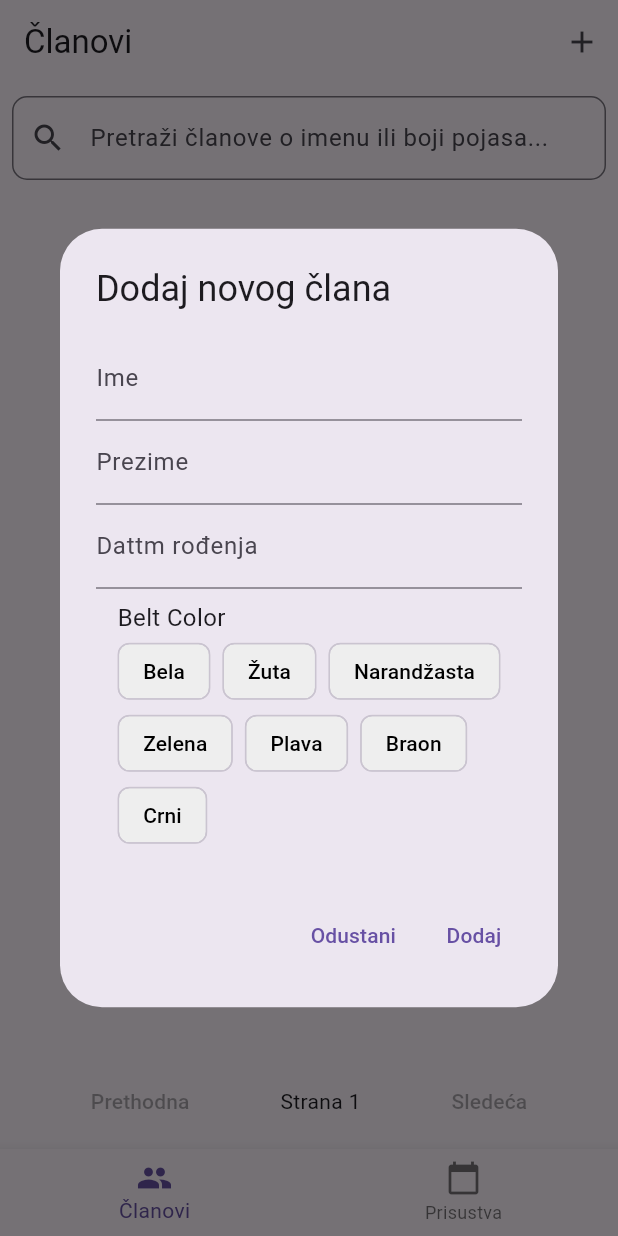
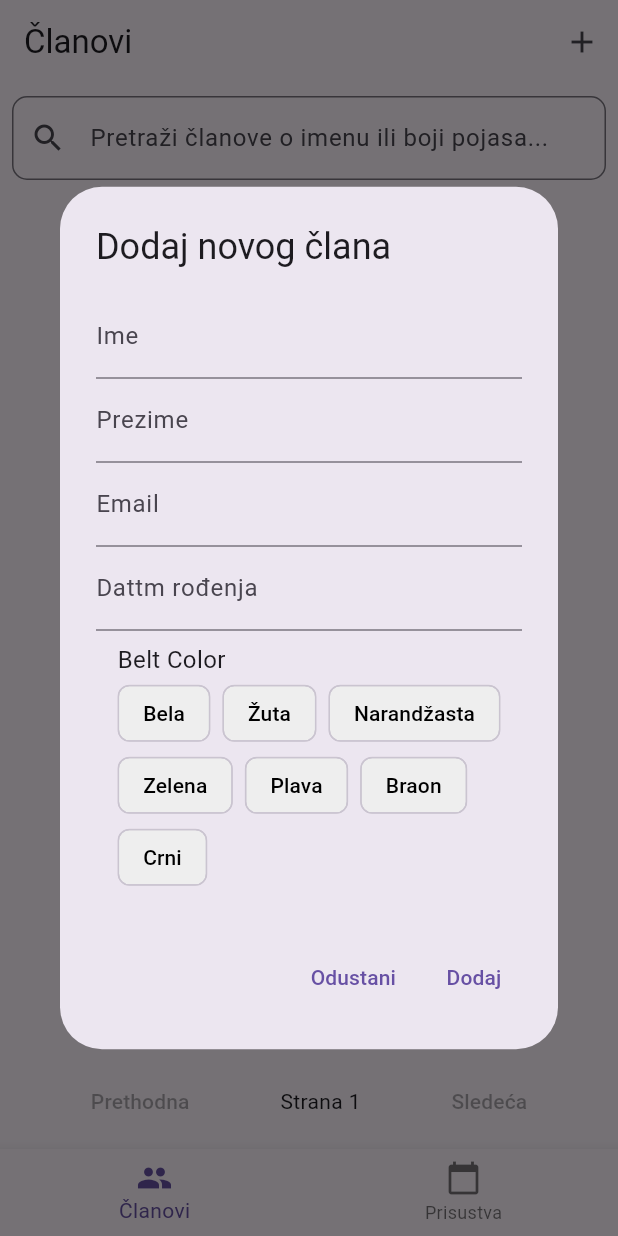
Before and after one commit to lazarrr/karateApp, a Flutter app: the screen it shows after launch, after a tap on the "add" icon, on a phone screen of 412 x 824 dp. Run offline on Flutter 3.47's test engine with Material 3 defaults, Android fonts, the phone set to English and light mode, and no system bars; our stand-ins replace flutter_bloc, sqflite; accounts and stored records are empty.

Commit message:
attandance page

```diff
--- a/lib/main.dart
+++ b/lib/main.dart
@@ -1,6 +1,8 @@
 import 'package:flutter/material.dart';
 import 'package:flutter_bloc/flutter_bloc.dart';
 import 'package:karate_club_app/src/core/main_navigation.dart';
+import 'package:karate_club_app/src/features/attendance/attendance_bloc.dart';
+import 'package:karate_club_app/src/features/attendance/attendance_repository.dart';
 import 'package:karate_club_app/src/features/members/members_bloc.dart';
 import 'package:karate_club_app/src/features/members/members_bloc_event.dart';
 import 'package:karate_club_app/src/features/members/members_repository.dart';
@@ -13,16 +15,22 @@ void main() async {
   // Initialize database
   final dbHelper = DatabaseHelper.instance;
   final memberRepo = MemberRepository(dbHelper);
+  final attendanceRepo = AttendanceRepository(dbHelper);
 
   runApp(
     MultiProvider(
       providers: [
         Provider<MemberRepository>.value(value: memberRepo),
+        Provider<AttendanceRepository>.value(value: attendanceRepo),
         BlocProvider<MembersBloc>(
           create: (context) => MembersBloc(
             context.read<MemberRepository>(),
           )..add(LoadMembers()),
         ),
+        BlocProvider<AttendanceBloc>(
+            create: (context) => AttendanceBloc(
+                  context.read<AttendanceRepository>(),
+                )),
       ],
       child: const MyApp(),
     ),
--- a/lib/src/core/main_navigation.dart
+++ b/lib/src/core/main_navigation.dart
@@ -13,33 +13,8 @@ class MainNavigation extends StatefulWidget {
 class _MainNavigationState extends State<MainNavigation> {
   int _currentIndex = 0;
   final List<Widget> _pages = [
-    MembersPage(),
-    AttendancePage(
-      members: [
-        Member(
-          id: 1,
-          firstName: 'John',
-          lastName: 'Doe',
-          beltColor: 'Black',
-          dateOfBirth: DateTime(1998, 5, 20),
-        ),
-        Member(
-          id: 2,
-          firstName: 'Jane',
-          lastName: 'Smith',
-          beltColor: 'Blue',
-          dateOfBirth: DateTime(2001, 8, 15),
-        ),
-        Member(
-          id: 3,
-          firstName: 'Bob',
-          lastName: 'Johnson',
-          beltColor: 'Red',
-          dateOfBirth: DateTime(1993, 3, 10),
-        ),
-      ],
-    ),
-    // AttendancePage(),
+    const MembersPage(),
+    AttendancePage(),
   ];
 
   @override
--- /dev/null
+++ b/lib/src/features/attendance/attendance_bloc.dart
@@ -0,0 +1,45 @@
+import 'package:flutter_bloc/flutter_bloc.dart';
+import 'package:karate_club_app/src/features/attendance/attendance_bloc_event.dart';
+import 'package:karate_club_app/src/features/attendance/attendance_bloc_state.dart';
+import 'package:karate_club_app/src/features/attendance/attendance_repository.dart';
+
+class AttendanceBloc extends Bloc<AttendanceEvent, AttendanceState> {
+  final AttendanceRepository repository;
+
+  AttendanceBloc(this.repository) : super(AttendanceInitial()) {
+    on<FetchPresentMembers>(_onFetchPresentMembers);
+    on<FetchAbsentMembers>(_onFetchAbsentMembers);
+  }
+
+  Future<void> _onFetchPresentMembers(
+    FetchPresentMembers event,
+    Emitter<AttendanceState> emit,
+  ) async {
+    emit(AttendanceLoading());
+    try {
+      final members = await repository.fetchPresentMembers(
+        limit: event.limit,
+        offset: event.offset,
+      );
+      emit(AttendanceLoaded(members));
+    } catch (e) {
+      emit(AttendanceError('Failed to load members'));
+    }
+  }
+
+  Future<void> _onFetchAbsentMembers(
+    FetchAbsentMembers event,
+    Emitter<AttendanceState> emit,
+  ) async {
+    emit(AttendanceLoading());
+    try {
+      final members = await repository.fetchAbsentMembers(
+        limit: event.limit,
+        offset: event.offset,
+      );
+      emit(AttendanceLoaded(members));
+    } catch (e) {
+      emit(AttendanceError('Failed to load members'));
+    }
+  }
+}
--- /dev/null
+++ b/lib/src/features/attendance/attendance_bloc_event.dart
@@ -0,0 +1,22 @@
+import 'package:karate_club_app/src/models/member.dart';
+
+abstract class AttendanceEvent {}
+
+class LoadAttendance extends AttendanceEvent {}
+
+class AddMember extends AttendanceEvent {
+  final Member member;
+  AddMember(this.member);
+}
+
+class FetchPresentMembers extends AttendanceEvent {
+  final int offset;
+  final int limit;
+  FetchPresentMembers(this.offset, this.limit);
+}
+
+class FetchAbsentMembers extends AttendanceEvent {
+  final int offset;
+  final int limit;
+  FetchAbsentMembers(this.offset, this.limit);
+}
--- a/lib/src/features/attendance/attendance_page.dart
+++ b/lib/src/features/attendance/attendance_page.dart
@@ -1,12 +1,14 @@
 import 'package:flutter/material.dart';
+import 'package:flutter_bloc/flutter_bloc.dart';
+import 'package:karate_club_app/src/features/attendance/attendance_bloc.dart';
+import 'package:karate_club_app/src/features/attendance/attendance_bloc_event.dart';
 import 'package:karate_club_app/src/models/member.dart';
 
 class AttendancePage extends StatefulWidget {
-  final List<Member> members;
-
-  const AttendancePage({Key? key, required this.members}) : super(key: key);
+  const AttendancePage({super.key});
 
   @override
+  // ignore: library_private_types_in_public_api
   _AttendancePageState createState() => _AttendancePageState();
 }
 
@@ -18,17 +20,15 @@ class _AttendancePageState extends State<AttendancePage> {
   @override
   void initState() {
     super.initState();
-    _filteredMembers = widget.members;
+    _loadMembers();
+  }
+
+  void _loadMembers() {
+    var members = context.read<AttendanceBloc>().add(FetchAbsentMembers(0, 5));
   }
 
   void _filterMembers(String query) {
-    setState(() {
-      _filteredMembers = widget.members
-          .where((member) =>
-              member.firstName.toLowerCase().contains(query.toLowerCase()) ||
-              member.beltColor.toLowerCase().contains(query.toLowerCase()))
-          .toList();
-    });
+    setState(() {});
   }
 
   void _toggleAttendance(Member member) {
@@ -81,26 +81,7 @@ class _AttendancePageState extends State<AttendancePage> {
 
     return Scaffold(
       appBar: AppBar(
-        title: const Text('Daily Attendance'),
-        actions: [
-          IconButton(
-            icon: Icon(_selectMode ? Icons.done : Icons.playlist_add_check),
-            onPressed: _toggleSelectMode,
-            tooltip: _selectMode ? 'Finish Selection' : 'Select Multiple',
-          ),
-          if (_selectMode && _selectedIds.isNotEmpty)
-            IconButton(
-              icon: const Icon(Icons.check_circle),
-              onPressed: () => _markSelectedAsPresent(true),
-              tooltip: 'Mark Selected as Present',
-            ),
-          if (_selectMode && _selectedIds.isNotEmpty)
-            IconButton(
-              icon: const Icon(Icons.cancel),
-              onPressed: () => _markSelectedAsPresent(false),
-              tooltip: 'Mark Selected as Absent',
-            ),
-        ],
+        title: const Text('Dnevna Prisustva'),
       ),
       body: Column(
         children: [
@@ -111,7 +92,7 @@ class _AttendancePageState extends State<AttendancePage> {
               children: [
                 TextField(
                   decoration: InputDecoration(
-                    hintText: 'Search by name or belt...',
+                    hintText: 'Pretraži po imenu ili pojasu...',
                     prefixIcon: const Icon(Icons.search),
                     border: OutlineInputBorder(
                       borderRadius: BorderRadius.circular(10),
@@ -123,18 +104,30 @@ class _AttendancePageState extends State<AttendancePage> {
                 Row(
                   mainAxisAlignment: MainAxisAlignment.spaceAround,
                   children: [
-                    _StatBadge(
-                      color: Colors.green,
-                      icon: Icons.check,
-                      count: presentCount,
-                      label: 'Present',
+                    GestureDetector(
+                      onTap: () async {
+                        // Example: Call your repository endpoint here
+                        // await AttendanceRepository().markAllPresent();
+                      },
+                      child: _StatBadge(
+                        color: Colors.red,
+                        icon: Icons.close,
+                        count: absentCount,
+                        label: 'Odsutni',
+                      ),
                     ),
-                    _StatBadge(
-                      color: Colors.red,
-                      icon: Icons.close,
-                      count: absentCount,
-                      label: 'Absent',
-                    ),
+                    GestureDetector(
+                      onTap: () async {
+                        // Example: Call your repository endpoint here
+                        // await AttendanceRepository().markAllPresent();
+                      },
+                      child: _StatBadge(
+                        color: Colors.green,
+                        icon: Icons.check,
+                        count: presentCount,
+                        label: 'Prisutni',
+                      ),
+                    )
                   ],
                 ),
               ],
--- /dev/null
+++ b/lib/src/features/attendance/attendance_repository.dart
@@ -0,0 +1,64 @@
+import 'package:karate_club_app/src/models/db/database_helper.dart';
+import 'package:karate_club_app/src/models/member.dart';
+import 'package:sqflite/sqflite.dart';
+
+class AttendanceRepository {
+  final DatabaseHelper dbHelper;
+
+  AttendanceRepository(this.dbHelper);
+
+  Future<int> getTotalNumberOfPresentMembers() async {
+    final currentDate = DateTime.now();
+    final db = await dbHelper.database;
+    return await db.query(
+      'attendance',
+      where: 'date = ? and status = 1',
+      whereArgs: [currentDate],
+    ).then((value) => value.map((row) => row['member_id']).toSet().length);
+  }
+
+  Future<int> getTotalNumberOfAbsentMembers() async {
+    final currentDate = DateTime.now();
+    final db = await dbHelper.database;
+    final result = await db.rawQuery('''
+      SELECT COUNT(*) as count
+      FROM member m
+      LEFT JOIN attendance a
+        ON m.id = a.member_id AND a.date = ?
+      WHERE a.status IS NULL OR a.status = 0
+    ''', [currentDate]);
+    return Sqflite.firstIntValue(result) ?? 0;
+  }
+
+  Future<List<Member>> fetchPresentMembers(
+      {int limit = 5, int offset = 0}) async {
+    final currentDate = DateTime.now();
+    final db = await dbHelper.database;
+    final result = await db.rawQuery('''
+      SELECT m.*
+      FROM members m
+      INNER JOIN attendance a
+        ON m.id = a.member_id
+      WHERE a.date = ? AND a.status = 1
+      LIMIT ? OFFSET ?
+    ''', [currentDate.toIso8601String().split('T').first, limit, offset]);
+
+    return result.map((row) => Member.fromMap(row)).toList();
+  }
+
+  Future<List<Member>> fetchAbsentMembers(
+      {int limit = 5, int offset = 0}) async {
+    final currentDate = DateTime.now();
+    final db = await dbHelper.database;
+    final result = await db.rawQuery('''
+      SELECT m.*
+      FROM members m
+      INNER JOIN attendance a
+        ON m.id = a.member_id
+      WHERE (a.date = ? OR a.date is null) AND (a.status = 0 OR a.status IS NULL)
+      LIMIT ? OFFSET ?
+    ''', [currentDate.toIso8601String().split('T').first, limit, offset]);
+    var r = result.map((row) => Member.fromMap(row)).toList();
+    return result.map((row) => Member.fromMap(row)).toList();
+  }
+}
--- a/lib/src/features/members/members_page.dart
+++ b/lib/src/features/members/members_page.dart
@@ -49,6 +49,7 @@ class MembersPage extends StatelessWidget {
     final lastNameController = TextEditingController();
     final beltController = TextEditingController();
     final ageController = TextEditingController();
+    final mailController = TextEditingController();
 
     showDialog(
       context: context,
@@ -64,6 +65,10 @@ class MembersPage extends StatelessWidget {
             TextField(
               controller: lastNameController,
               decoration: const InputDecoration(labelText: 'Prezime'),
+            ),
+            TextField(
+              controller: mailController,
+              decoration: const InputDecoration(labelText: 'Email'),
             ),
             GestureDetector(
               onTap: () async {
@@ -157,7 +162,8 @@ class MembersPage extends StatelessWidget {
                   firstName: nameController.text,
                   beltColor: beltController.text,
                   lastName: lastNameController.text,
-                  dateOfBirth: DateTime.now());
+                  dateOfBirth: DateTime.now(),
+                  email: mailController.text);
               context.read<MembersBloc>().add(AddMember(newMember));
               Navigator.pop(context);
             },
@@ -390,6 +396,7 @@ void _showEditMemberDialog(BuildContext context, Member member) {
   final beltController = TextEditingController(text: member.beltColor);
   final ageController =
       TextEditingController(text: member.dateOfBirth.toString());
+  final mailController = TextEditingController(text: member.email ?? '');
 
   const beltColors = [
     'white',
@@ -415,6 +422,10 @@ void _showEditMemberDialog(BuildContext context, Member member) {
           TextField(
             controller: lastNameController,
             decoration: const InputDecoration(labelText: 'Prezime'),
+          ),
+          TextField(
+            controller: mailController,
+            decoration: const InputDecoration(labelText: 'Email'),
           ),
           GestureDetector(
             onTap: () async {
--- a/lib/src/models/db/database_helper.dart
+++ b/lib/src/models/db/database_helper.dart
@@ -14,7 +14,7 @@ class DatabaseHelper {
   Future<Database> get database async => _database ??= await _initDatabase();
 
   Future<Database> _initDatabase() async {
-    // await deleteDatabase(join(await getDatabasesPath(), _databaseName));
+    //await deleteDatabase(join(await getDatabasesPath(), _databaseName));
     final databasesPath = await getDatabasesPath();
     final path = join(databasesPath, _databaseName);
 
@@ -33,8 +33,9 @@ class DatabaseHelper {
         first_name TEXT NOT NULL,
         last_name TEXT NOT NULL,
         belt_color TEXT NOT NULL,
-        date_of_birth TEXT NOT NULL
-      )
+        date_of_birth TEXT NOT NULL,
+        email TEXT NOT NULL
+        )
     ''');
 
     await db.execute('''
@@ -43,7 +44,6 @@ class DatabaseHelper {
         member_id INTEGER NOT NULL,
         date TEXT NOT NULL,
         status INTEGER NOT NULL, -- 1 for present, 0 for absent
-        notes TEXT,
         FOREIGN KEY (member_id) REFERENCES members (id) ON DELETE CASCADE
       )
     ''');
--- a/lib/src/models/member.dart
+++ b/lib/src/models/member.dart
@@ -6,13 +6,15 @@ class Member {
   final String lastName;
   final DateTime dateOfBirth;
   final String beltColor;
+  final String email;
 
   Member(
       {required this.id,
       required this.firstName,
       required this.lastName,
       required this.dateOfBirth,
-      required this.beltColor});
+      required this.beltColor,
+      required this.email});
 
   // Convert a Member into a Map
   Map<String, dynamic> toMap() {
@@ -20,7 +22,8 @@ class Member {
       'first_name': firstName,
       'last_name': lastName,
       'date_of_birth': DatabaseHelper.formatDate(dateOfBirth),
-      'belt_color': beltColor
+      'belt_color': beltColor,
+      'email': email,
     };
   }
 
@@ -29,13 +32,15 @@ class Member {
       String? firstName,
       String? lastName,
       required DateTime dateOfBirth,
-      String? beltColor}) {
+      String? beltColor,
+      String? email}) {
     return Member(
         id: id ?? this.id,
         firstName: firstName ?? this.firstName,
         lastName: lastName ?? this.lastName,
         beltColor: beltColor ?? this.beltColor,
-        dateOfBirth: dateOfBirth);
+        dateOfBirth: dateOfBirth,
+        email: email ?? this.email);
   }
 
   // Create a Member from a Map
@@ -45,7 +50,8 @@ class Member {
         firstName: map['first_name'],
         lastName: map['last_name'],
         dateOfBirth: DatabaseHelper.parseDate(map['date_of_birth']),
-        beltColor: map['belt_color']);
+        beltColor: map['belt_color'],
+        email: map['email'] ?? '');
   }
 
   // Calculate age from date of birth
```
Also changed, not shown: lib/src/features/attendance/attendance_bloc_state.dart (added, +19 -0 lines).
